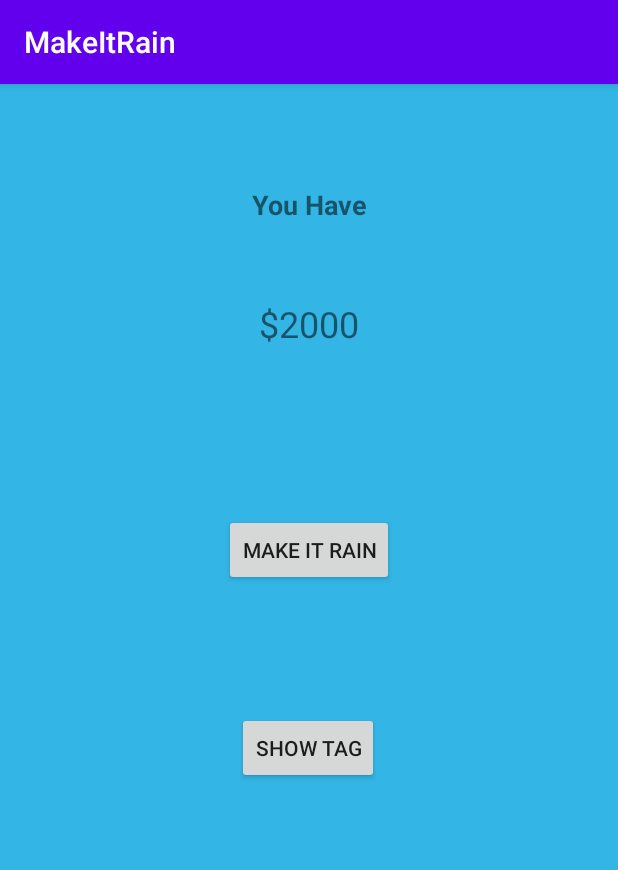
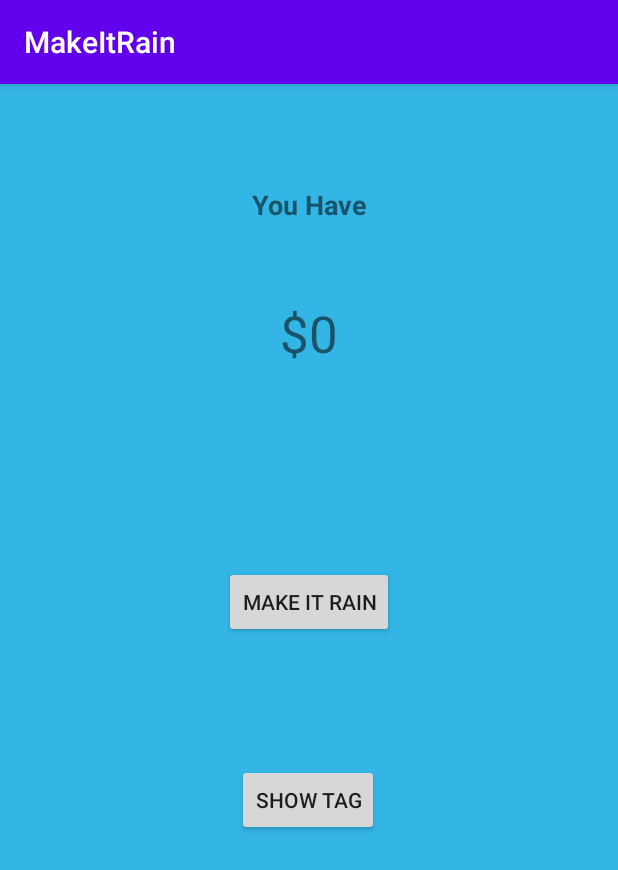
Before and after one commit to collau/bawp_MakeItRain, an Android app: the screen it shows after launch (MainActivity), on a phone screen of 412 x 824 dp. Shown: the top 870 px of the screen. Run offline under Robolectric (Android 15) with nearby library versions, the phone set to English and light mode, and no system bars.

Commit message:
Finalizing the app + Toast

```diff
--- a/app/src/main/java/com/fishNco/makeitrain/MainActivity.java
+++ b/app/src/main/java/com/fishNco/makeitrain/MainActivity.java
@@ -7,6 +7,7 @@ import android.util.Log;
 import android.view.View;
 import android.widget.Button;
 import android.widget.TextView;
+import android.widget.Toast;
 
 import java.text.NumberFormat;
 
@@ -38,6 +39,6 @@ public class MainActivity extends AppCompatActivity {
     }
 
     public void showTag(View v) {
-        Log.d("MyTag", "onClick: Show Tag");
+        Toast.makeText(getApplicationContext(), R.string.app_name, Toast.LENGTH_SHORT).show();
     }
 }
--- a/app/src/main/res/layout/activity_main.xml
+++ b/app/src/main/res/layout/activity_main.xml
@@ -22,10 +22,10 @@
     <TextView
         android:id="@+id/money_text"
         android:layout_width="wrap_content"
-        android:layout_height="35dp"
+        android:layout_height="70dp"
         android:layout_marginTop="48dp"
-        android:text="$2000"
-        android:textSize="24sp"
+        android:text="@string/money_value_initial"
+        android:textSize="34sp"
         app:layout_constraintEnd_toEndOf="parent"
         app:layout_constraintStart_toStartOf="parent"
         app:layout_constraintTop_toBottomOf="@+id/textView" />
--- a/app/src/main/res/values/strings.xml
+++ b/app/src/main/res/values/strings.xml
@@ -3,4 +3,5 @@
     <string name="title">You Have</string>
     <string name="button">Make It Rain</string>
     <string name="show_tag">Show Tag</string>
+    <string name="money_value_initial">$0</string>
 </resources>
```
